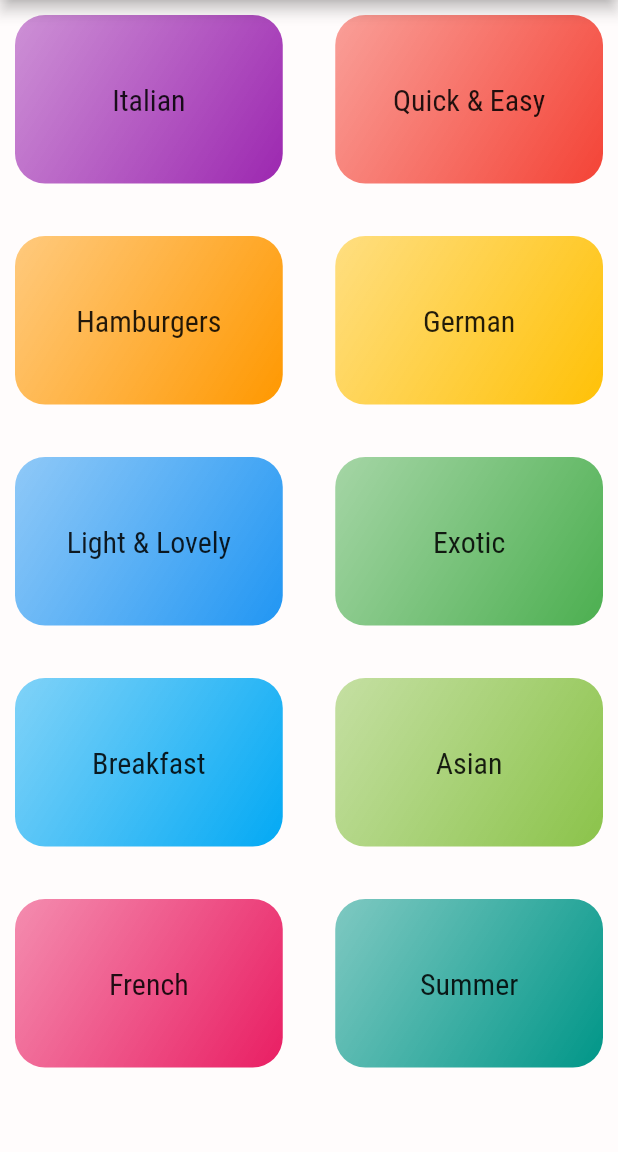
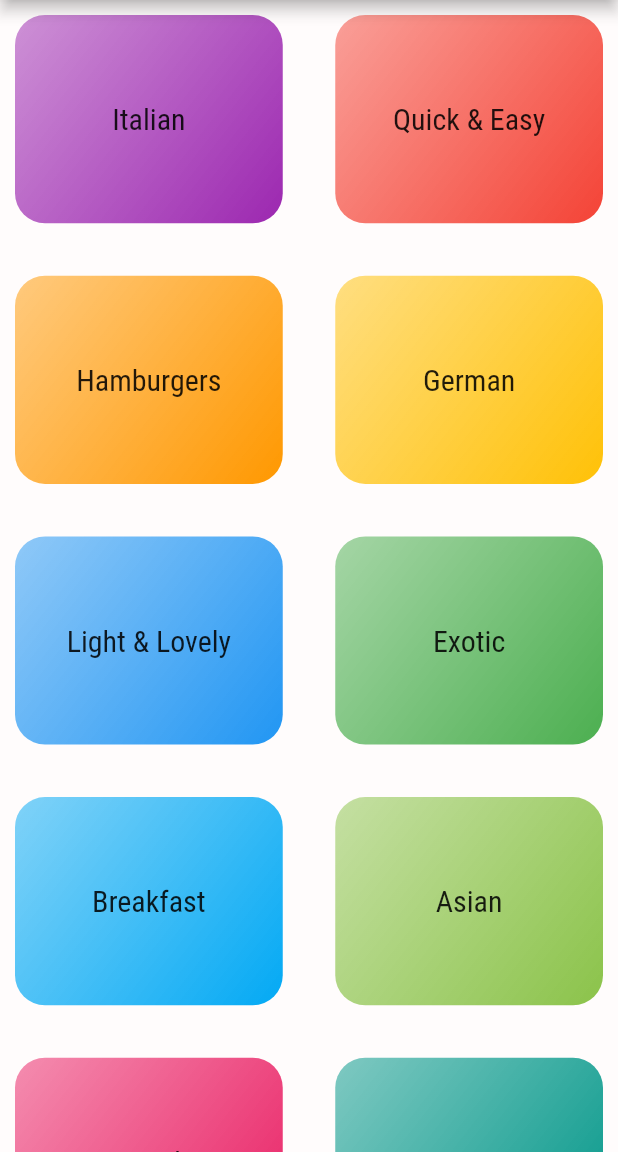
Before and after one commit to M-Madhavreddy/meals_app, a Flutter app: the screen it shows after launch, on a phone screen of 412 x 824 dp, the part 84-1236 px from its top. Run offline on Flutter 3.47's test engine with Material 2 defaults, Android fonts, the phone set to English and light mode, and no system bars.

```diff
--- a/lib/category_screen.dart
+++ b/lib/category_screen.dart
@@ -13,8 +13,8 @@ class categoryScreen extends StatelessWidget {
           .map((ctg) => categoryView(bgcolor: ctg.color, title: ctg.title))
           .toList(),
       gridDelegate: SliverGridDelegateWithMaxCrossAxisExtent(
-            maxCrossAxisExtent: 200,
-          childAspectRatio: 3 / 2,
+            maxCrossAxisExtent: 300,
+          childAspectRatio:  5/ 4,
           crossAxisSpacing: 15,
           mainAxisSpacing: 15),
     );
--- a/lib/modals/categoryview.dart
+++ b/lib/modals/categoryview.dart
@@ -1,4 +1,5 @@
 import 'package:flutter/material.dart';
+import 'package:meals_app/categorylist.dart';
 
 class categoryView extends StatelessWidget {
   //const categoryView({Key? key}) : super(key: key);
@@ -10,10 +11,23 @@ class categoryView extends StatelessWidget {
     required this.bgcolor,
     required this.title,
   });
+
+  void selected(BuildContext ctx) {
+    Navigator.of(ctx).push(
+      MaterialPageRoute(builder: (_) {
+        return CategoryList();
+      }),
+    );
+  }
+
   @override
   Widget build(BuildContext context) {
     return Padding(
       padding: const EdgeInsets.all(10.0),
+      child: InkWell(
+        onTap: () => selected(context),
+        splashColor: Theme.of(context).primaryColor,
+        borderRadius: BorderRadius.circular(20),
         child: Container(
           decoration: BoxDecoration(
               borderRadius: BorderRadius.circular(20),
@@ -26,7 +40,9 @@ class categoryView extends StatelessWidget {
             child: Text(
               title,
               style: Theme.of(context).textTheme.subtitle1,
-        ),),
+            ),
+          ),
+        ),
       ),
     );
   }
```
Also changed, not shown: lib/categorylist.dart (added, +19 -0 lines). Lines whose indentation alone changed are shown as unchanged.
